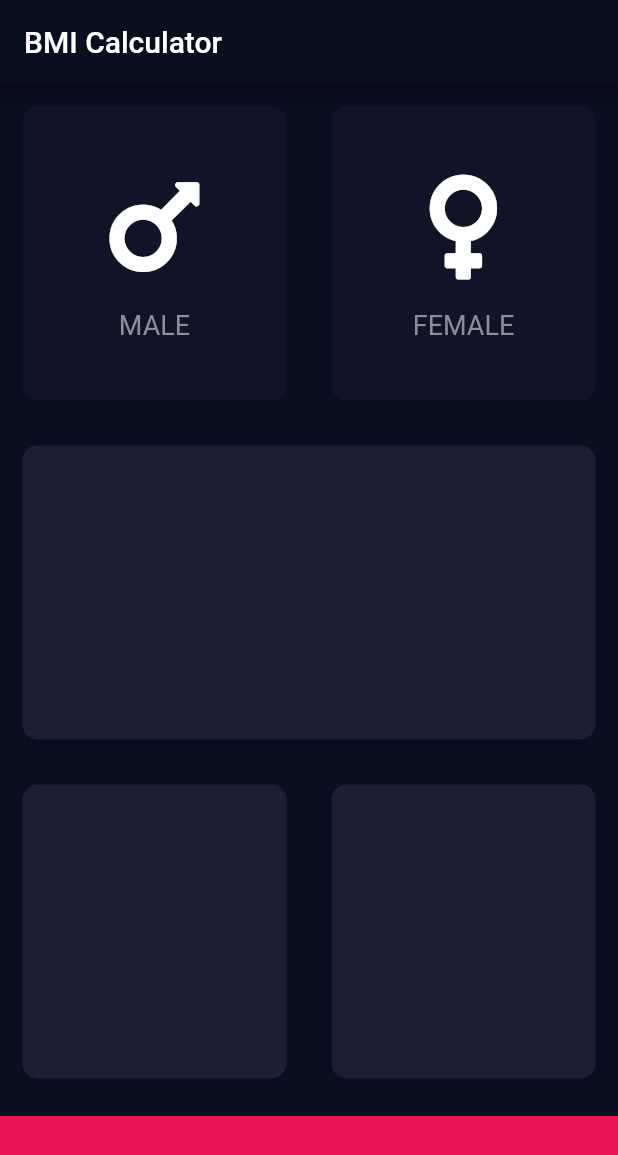
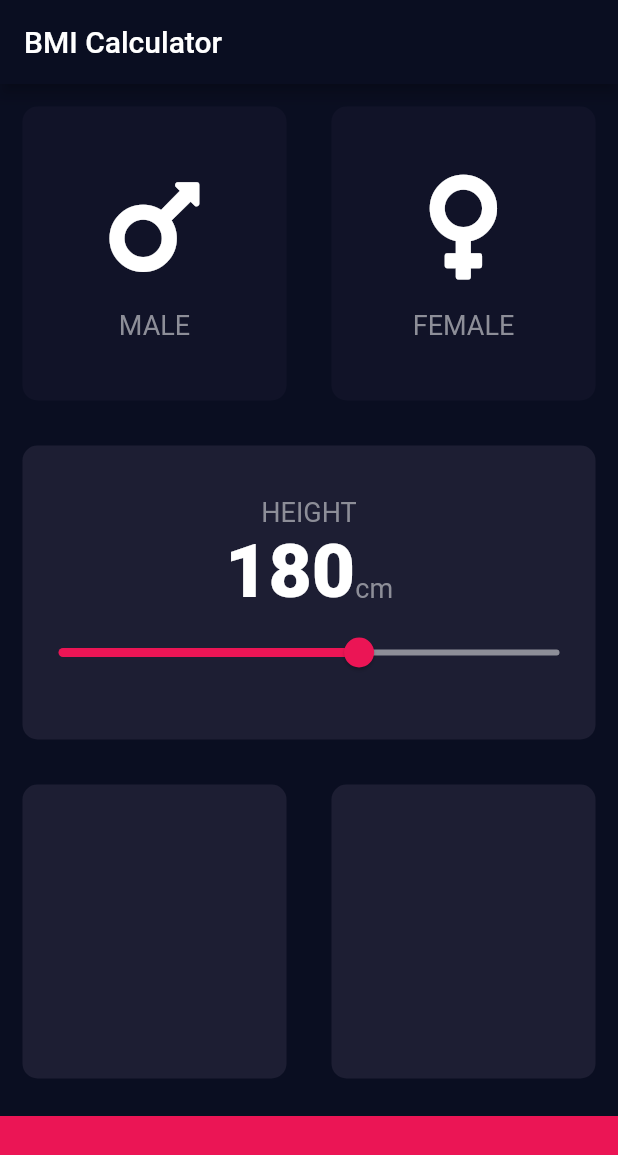
Before and after one commit to rholmgren/bmi-calculator, a Flutter app: the screen it shows after launch, on a phone screen of 412 x 824 dp. Shown: the top 1155 px of the screen. Run offline on Flutter 3.47's test engine with Material 2 defaults, Android fonts, the phone set to English and light mode, and no system bars; our stand-ins replace font_awesome_flutter.

Commit message:
Implement height slider

```diff
--- /dev/null
+++ b/lib/constants.dart
@@ -0,0 +1,8 @@
+import 'package:flutter/material.dart';
+
+const kLabelTextStyle = TextStyle(fontSize: 18.0, color: Color(0xFF8D8E98));
+const kBottomContainerHeight = 80.0;
+const kBottomContainerColor = Color(0xFFEB1555);
+const kActiveCardColor = Color(0xFF1D1E33);
+const kInactiveCardColor = Color(0xFF111328);
+const kNumberTextStyle = TextStyle(fontSize: 50.0, fontWeight: FontWeight.w900);
--- a/lib/icon_content.dart
+++ b/lib/icon_content.dart
@@ -1,6 +1,5 @@
 import 'package:flutter/material.dart';
-
-const labelTextStyle = TextStyle(fontSize: 18.0, color: Color(0xFF8D8E98));
+import 'constants.dart';
 
 class IconContent extends StatelessWidget {
   IconContent({@required this.icon, this.label});
@@ -22,7 +21,7 @@ class IconContent extends StatelessWidget {
         ),
         Text(
           label,
-          style: labelTextStyle,
+          style: kLabelTextStyle,
         )
       ],
     );
--- a/lib/input_page.dart
+++ b/lib/input_page.dart
@@ -3,11 +3,7 @@ import 'package:font_awesome_flutter/font_awesome_flutter.dart';
 
 import 'icon_content.dart';
 import 'reusable_card.dart';
-
-const bottomContainerHeight = 80.0;
-const bottomContainerColor = Color(0xFFEB1555);
-const activeCardColor = Color(0xFF1D1E33);
-const inactiveCardColor = Color(0xFF111328);
+import 'constants.dart';
 
 enum Gender { male, female }
 
@@ -18,6 +14,7 @@ class InputPage extends StatefulWidget {
 
 class _InputPageState extends State<InputPage> {
   Gender selectedGender;
+  int height = 180;
 
   @override
   Widget build(BuildContext context) {
@@ -26,6 +23,7 @@ class _InputPageState extends State<InputPage> {
         title: Text("BMI Calculator"),
       ),
       body: Column(
+        crossAxisAlignment: CrossAxisAlignment.stretch,
         children: <Widget>[
           Expanded(
             child: Row(
@@ -33,8 +31,8 @@ class _InputPageState extends State<InputPage> {
                 Expanded(
                   child: ReusableCard(
                     color: selectedGender == Gender.male
-                        ? activeCardColor
-                        : inactiveCardColor,
+                        ? kActiveCardColor
+                        : kInactiveCardColor,
                     cardChild:
                         IconContent(icon: FontAwesomeIcons.mars, label: 'MALE'),
                     onClick: () {
@@ -47,8 +45,8 @@ class _InputPageState extends State<InputPage> {
                 Expanded(
                   child: ReusableCard(
                     color: selectedGender == Gender.female
-                        ? activeCardColor
-                        : inactiveCardColor,
+                        ? kActiveCardColor
+                        : kInactiveCardColor,
                     cardChild: IconContent(
                         icon: FontAwesomeIcons.venus, label: 'FEMALE'),
                     onClick: () {
@@ -61,20 +59,54 @@ class _InputPageState extends State<InputPage> {
               ],
             ),
           ),
-          Expanded(child: ReusableCard(color: activeCardColor)),
+          Expanded(
+            child: ReusableCard(
+              color: kActiveCardColor,
+              cardChild: Column(
+                mainAxisAlignment: MainAxisAlignment.center,
+                children: [
+                  Text(
+                    'HEIGHT',
+                    style: kLabelTextStyle,
+                  ),
+                  Row(
+                    mainAxisAlignment: MainAxisAlignment.center,
+                    crossAxisAlignment: CrossAxisAlignment.baseline,
+                    textBaseline: TextBaseline.alphabetic,
+                    children: [
+                      Text(height.toString(), style: kNumberTextStyle),
+                      Text('cm', style: kLabelTextStyle)
+                    ],
+                  ),
+                  Slider(
+                    value: height.toDouble(),
+                    min: 120.0,
+                    max: 220.0,
+                    activeColor: Color(0xFFEB1555),
+                    inactiveColor: Color(0xFF8D8E98),
+                    onChanged: (double newValue) {
+                      setState(() {
+                        height = newValue.toInt();
+                      });
+                    },
+                  )
+                ],
+              ),
+            ),
+          ),
           Expanded(
             child: Row(
               children: <Widget>[
-                Expanded(child: ReusableCard(color: activeCardColor)),
-                Expanded(child: ReusableCard(color: activeCardColor)),
+                Expanded(child: ReusableCard(color: kActiveCardColor)),
+                Expanded(child: ReusableCard(color: kActiveCardColor)),
               ],
             ),
           ),
           Container(
-            color: bottomContainerColor,
+            color: kBottomContainerColor,
             margin: EdgeInsets.only(top: 10.0),
             width: double.infinity,
-            height: bottomContainerHeight,
+            height: kBottomContainerHeight,
           )
         ],
       ),
```
